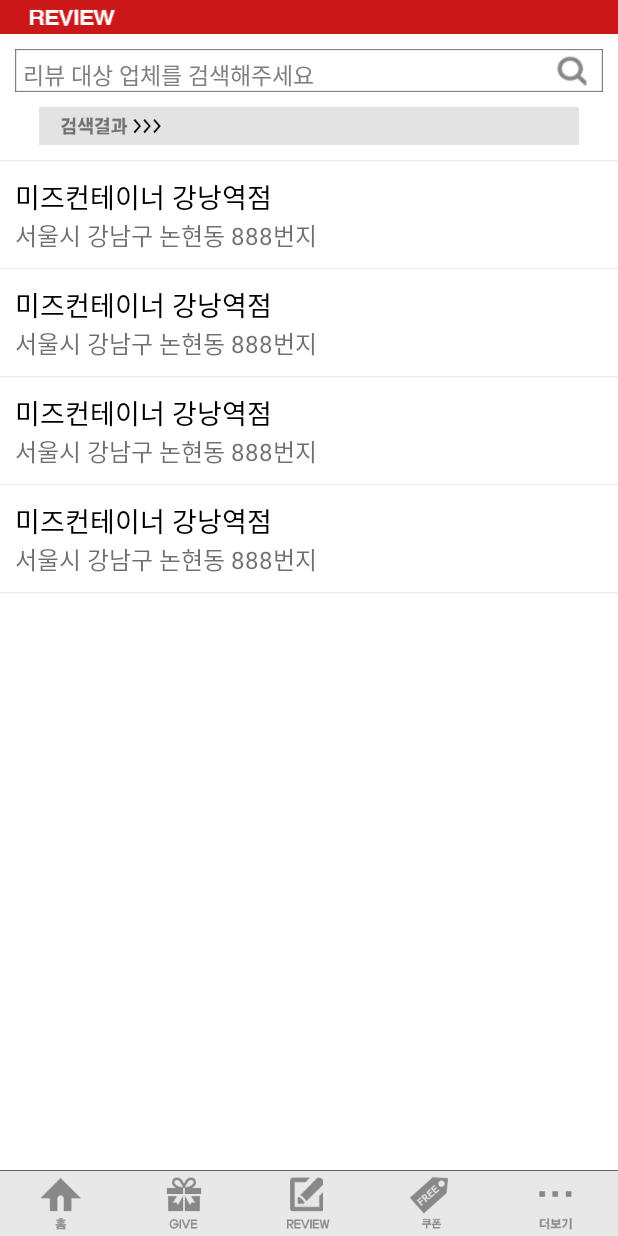
After one commit to verywildbanana/support, an Android app: the WriteSearchPlaceActivity screen opened directly, with no data from a screen before it, on a phone screen of 412 x 824 dp. The commit adds this screen. Run offline under Robolectric (Android 15) with nearby library versions, the phone set to English and light mode, and no system bars.

Commit message:
write search place 작업 완료

```diff
--- a/app/src/main/AndroidManifest.xml
+++ b/app/src/main/AndroidManifest.xml
@@ -75,7 +75,11 @@
             android:configChanges="keyboardHidden|orientation|locale|uiMode"
             android:screenOrientation="portrait"
             android:theme="@style/Theme.NoBackground" />
-
+        <activity
+            android:name=".WriteSearchPlaceActivity"
+            android:configChanges="keyboardHidden|orientation|locale|uiMode"
+            android:screenOrientation="portrait"
+            android:theme="@style/Theme.NoBackground" />
 
     </application>
 
--- /dev/null
+++ b/app/src/main/java/com/lhd/giveandreview/WriteSearchPlaceActivity.java
@@ -0,0 +1,137 @@
+package com.lhd.giveandreview;
+
+import android.content.Context;
+import android.os.Bundle;
+import android.view.LayoutInflater;
+import android.view.View;
+import android.view.ViewGroup;
+import android.widget.BaseAdapter;
+
+import com.lhd.giveandreview.base.BaseActivity;
+import com.lhd.view.PkListView;
+import com.lhd.view.PkTextView;
+
+import java.util.ArrayList;
+
+public class WriteSearchPlaceActivity extends BaseActivity {
+
+
+    PkListView mListView;
+    private PlaceListAdapter mListAdapter;
+
+    @Override
+    protected void onCreate(Bundle savedInstanceState) {
+        super.onCreate(savedInstanceState);
+    }
+
+    @Override
+    public void setIntent() {
+
+    }
+
+    @Override
+    public void initActivity() {
+
+        setContentView(R.layout.activity_write_search_place);
+
+        mListView = (PkListView) findViewById(R.id.ListView);
+        ArrayList<String> data = new ArrayList<String>();
+        data.add("0");
+        data.add("1");
+        data.add("2");
+        data.add("3");
+
+
+        mListAdapter = new PlaceListAdapter(this, data);
+        mListView.setAdapter(mListAdapter);
+
+    }
+
+
+    public class PlaceListAdapter extends BaseAdapter {
+
+        private Context mContext;
+        private ArrayList<String> mData;
+
+        public PlaceListAdapter(Context c, ArrayList<String> data) {
+            mContext = c;
+            mData = data;
+        }
+
+        public void setData(ArrayList<String> data) {
+
+            mData = data;
+            notifyDataSetInvalidated();
+        }
+
+        @Override
+        public int getCount() {
+
+            if (mData != null) {
+                return mData.size();
+            } else {
+                return 0;
+            }
+        }
+
+        @Override
+        public Object getItem(int position) {
+            if (mData != null) {
+                return mData.get(position);
+            } else {
+                return null;
+            }
+        }
+
+        @Override
+        public long getItemId(int position) {
+            return position;
+        }
+
+        @Override
+        public View getView(int position, View convertView, ViewGroup parent) {
+
+
+            ViewHolder holder = null;
+
+            if (convertView == null) {
+
+                LayoutInflater lif = (LayoutInflater) mContext.getSystemService(Context.LAYOUT_INFLATER_SERVICE);
+                convertView = lif.inflate(R.layout.layout_write_seach_place_listview_item, null);
+
+                holder = new ViewHolder();
+
+
+                holder.mTitleTxt = (PkTextView) convertView.findViewById(R.id.TitleTxt);
+
+                convertView.setTag(holder);
+
+            } else {
+
+                holder = (ViewHolder) convertView.getTag();
+            }
+
+
+            holder.index = position;
+
+            return convertView;
+
+
+        }
+
+        private View.OnClickListener mItemClickListener;
+
+        public void setListItemClickListener(View.OnClickListener l) {
+
+            mItemClickListener = l;
+        }
+
+        public class ViewHolder {
+
+            PkTextView mTitleTxt;
+            public int index;
+        }
+
+    }
+
+}
--- a/app/src/main/res/layout/activity_write.xml
+++ b/app/src/main/res/layout/activity_write.xml
@@ -35,6 +35,7 @@
 
 
             <LinearLayout
+                android:id="@+id/SearchLay"
                 android:layout_width="match_parent"
                 android:layout_height="wrap_content"
                 android:layout_marginLeft="10dp"
--- /dev/null
+++ b/app/src/main/res/layout/activity_write_search_place.xml
@@ -0,0 +1,74 @@
+<RelativeLayout xmlns:android="http://schemas.android.com/apk/res/android"
+    xmlns:tools="http://schemas.android.com/tools"
+    android:layout_width="match_parent"
+    android:layout_height="match_parent"
+    android:background="@color/white"
+    android:orientation="vertical">
+
+
+    <LinearLayout
+        android:layout_width="match_parent"
+        android:layout_height="match_parent"
+        android:orientation="vertical">
+
+
+        <RelativeLayout
+            android:id="@+id/TopBar"
+            android:layout_width="match_parent"
+            android:layout_height="wrap_content"
+            android:background="@drawable/g_12_topbar">
+
+        </RelativeLayout>
+
+        <RelativeLayout
+            android:layout_width="match_parent"
+            android:layout_height="wrap_content"
+            android:background="@drawable/g_12_sarchbox"
+            android:layout_margin="10dp"
+            >
+
+            <com.lhd.view.PkEditText
+                android:layout_width="match_parent"
+                android:layout_height="wrap_content"
+                android:hint="리뷰 대상 업체를 검색해주세요"
+                android:textSize="15dp"
+                android:layout_marginTop="5dp"
+                android:layout_marginLeft="5dp"
+                android:background="@null"
+                android:singleLine="true"
+                />
+
+        </RelativeLayout>
+
+        <com.lhd.view.PkImageView
+            android:layout_width="match_parent"
+            android:layout_height="wrap_content"
+            android:src="@drawable/g_12_sarchbar"
+            android:layout_marginBottom="10dp"
+            />
+
+        <View
+            android:layout_width="match_parent"
+            android:layout_height="1px"
+            android:background="#ebebeb"
+            />
+
+
+        <include
+            android:layout_width="match_parent"
+            android:layout_height="match_parent"
+            layout="@layout/view_list"
+            android:layout_marginBottom="50dp"
+            />
+
+    </LinearLayout>
+
+    <include
+        layout="@layout/layout_main_menu"
+        android:layout_width="match_parent"
+        android:layout_height="wrap_content"
+        android:layout_alignParentBottom="true"
+        />
+
+
+</RelativeLayout>
--- /dev/null
+++ b/app/src/main/res/layout/layout_write_seach_place_listview_item.xml
@@ -0,0 +1,29 @@
+<LinearLayout xmlns:android="http://schemas.android.com/apk/res/android"
+    xmlns:kiwi="http://schemas.kiwiple.com/kiwi"
+    xmlns:tools="http://schemas.android.com/tools"
+    android:layout_width="match_parent"
+    android:layout_height="wrap_content"
+    android:background="@color/white"
+    android:orientation="vertical"
+    android:padding="10dp">
+
+
+    <com.lhd.view.PkTextView
+        android:id="@+id/TitleTxt"
+        android:layout_width="wrap_content"
+        android:layout_height="wrap_content"
+        android:text="미즈컨테이너 강낭역점"
+        android:textColor="@color/black"
+        android:textSize="18dp"
+        />
+
+
+    <com.lhd.view.PkTextView
+        android:layout_width="wrap_content"
+        android:layout_height="wrap_content"
+        android:text="서울시 강남구 논현동 888번지"
+        android:textColor="@color/black_op60"
+        android:textSize="16dp" />
+
+
+</LinearLayout>
```
